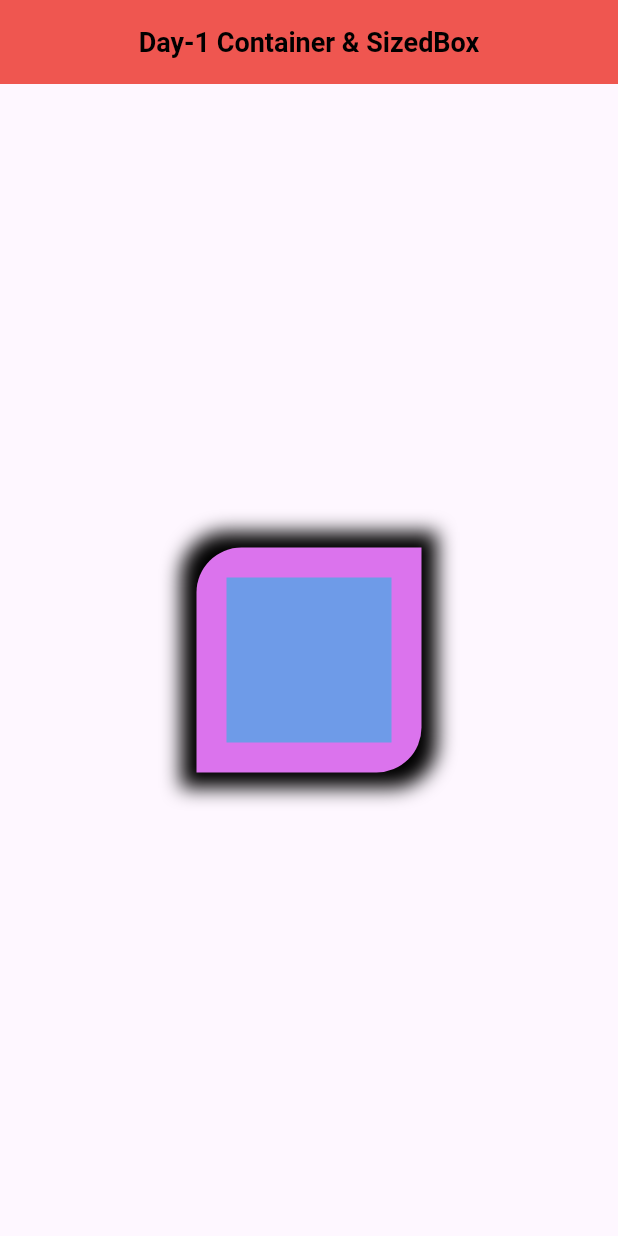
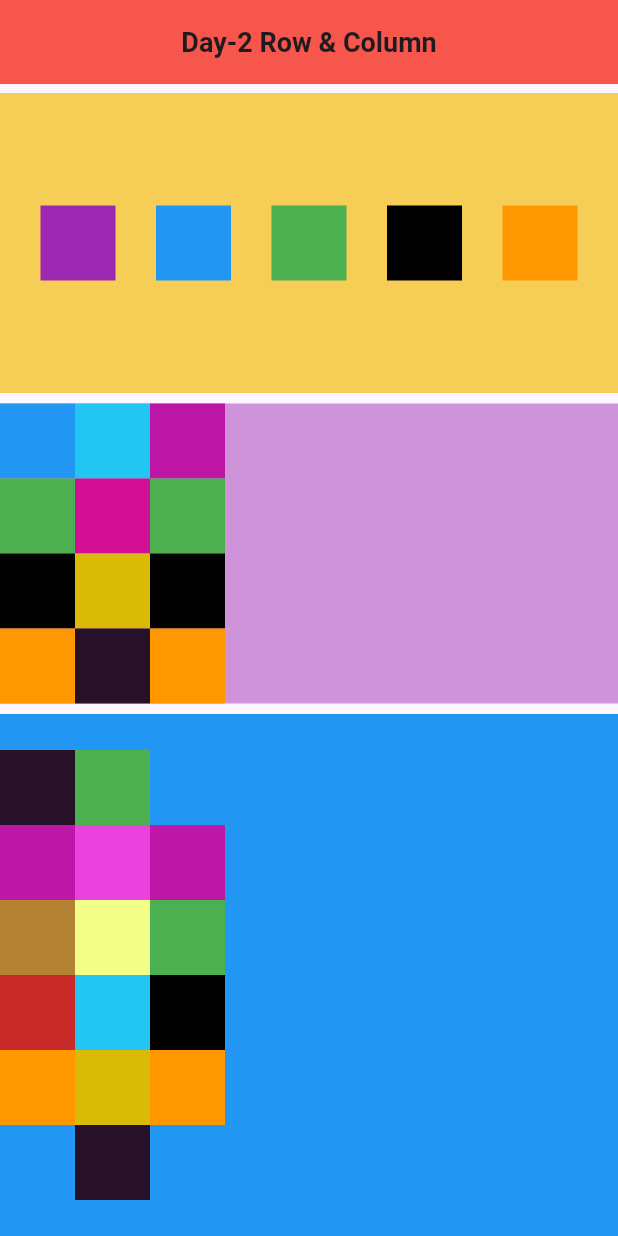
Before and after one commit to Vijay-Mahato/30_days-30_concept, a Flutter app: the screen it shows after launch, on a phone screen of 412 x 824 dp. Run offline on Flutter 3.47's test engine with Material 3 defaults, Android fonts, the phone set to English and light mode, and no system bars.

Commit message:
Day 2 Rows & Columns & Wrap

```diff
--- /dev/null
+++ b/lib/30_days_concepts/day-2.dart
@@ -0,0 +1,233 @@
+import 'package:flutter/material.dart';
+
+class Day2 extends StatelessWidget {
+  const Day2({super.key});
+
+  @override
+  Widget build(BuildContext context) {
+    var x = MediaQuery.of(context).size.width;
+    var y = MediaQuery.of(context).size.height;
+    return Scaffold(
+        appBar: AppBar(
+          centerTitle: true,
+          title: const Text(
+            "Day-2 Row & Column",
+            style: TextStyle(
+              fontSize: 18,
+              fontWeight: FontWeight.bold,
+            ),
+          ),
+          backgroundColor: const Color.fromARGB(255, 246, 86, 75),
+        ),
+        body: Column(children: [
+          Container(
+            margin: const EdgeInsets.only(top: 6),
+            width: x,
+            height: 200,
+            color: const Color.fromARGB(255, 247, 206, 85),
+            child: Row(
+              mainAxisAlignment: MainAxisAlignment.spaceEvenly,
+              crossAxisAlignment: CrossAxisAlignment.center,
+              children: [
+                Container(
+                  height: 50,
+                  width: 50,
+                  color: Colors.purple,
+                ),
+                Container(
+                  height: 50,
+                  width: 50,
+                  color: Colors.blue,
+                ),
+                Container(
+                  height: 50,
+                  width: 50,
+                  color: Colors.green,
+                ),
+                Container(
+                  height: 50,
+                  width: 50,
+                  color: Colors.black,
+                ),
+                Container(
+                  height: 50,
+                  width: 50,
+                  color: Colors.orange,
+                ),
+              ],
+            ),
+          ),
+          Container(
+            margin: const EdgeInsets.only(top: 7),
+            height: 200,
+            width: x,
+            color: Colors.purple[200],
+            child: Wrap(direction: Axis.vertical, children: [
+              Container(
+                height: 50,
+                width: 50,
+                color: Colors.blue,
+              ),
+              Container(
+                height: 50,
+                width: 50,
+                color: Colors.green,
+              ),
+              Container(
+                height: 50,
+                width: 50,
+                color: Colors.black,
+              ),
+              Container(
+                height: 50,
+                width: 50,
+                color: Colors.orange,
+              ),
+              Container(
+                height: 50,
+                width: 50,
+                color: const Color.fromARGB(255, 33, 198, 243),
+              ),
+              Container(
+                height: 50,
+                width: 50,
+                color: const Color.fromARGB(255, 210, 15, 149),
+              ),
+              Container(
+                height: 50,
+                width: 50,
+                color: const Color.fromARGB(255, 217, 186, 7),
+              ),
+              Container(
+                height: 50,
+                width: 50,
+                color: const Color.fromARGB(255, 39, 17, 40),
+              ),
+              Container(
+                height: 50,
+                width: 50,
+                color: const Color.fromARGB(255, 190, 23, 168),
+              ),
+              Container(
+                height: 50,
+                width: 50,
+                color: Colors.green,
+              ),
+              Container(
+                height: 50,
+                width: 50,
+                color: Colors.black,
+              ),
+              Container(
+                height: 50,
+                width: 50,
+                color: Colors.orange,
+              ),
+            ]),
+          ),
+          Expanded(
+            child: Container(
+              margin: const EdgeInsets.only(top: 7),
+              width: x,
+              color: Colors.blue,
+              child: Wrap(
+                direction: Axis.vertical,
+                alignment: WrapAlignment.center,
+
+                // crossAxisAlignment: WrapCrossAlignment.end,
+                // alignment: WrapAlignment.spaceEvenly,
+                // mainAxisAlignment: MainAxisAlignment.spaceBetween,
+                children: [
+                  Container(
+                    height: 50,
+                    width: 50,
+                    color: const Color.fromARGB(255, 39, 17, 40),
+                  ),
+                  Container(
+                    height: 50,
+                    width: 50,
+                    color: const Color.fromARGB(255, 190, 23, 168),
+                  ),
+                  Container(
+                    height: 50,
+                    width: 50,
+                    color: Color.fromARGB(255, 181, 129, 51),
+                  ),
+                  Container(
+                    height: 50,
+                    width: 50,
+                    color: const Color.fromARGB(255, 200, 41, 41),
+                  ),
+                  Container(
+                    height: 50,
+                    width: 50,
+                    color: Colors.orange,
+                  ),
+
+                  Container(
+                    height: 50,
+                    width: 50,
+                    color: Colors.blue,
+                  ),
+                  Container(
+                    height: 50,
+                    width: 50,
+                    color: Colors.green,
+                  ),
+                  Container(
+                    height: 50,
+                    width: 50,
+                    color: Color.fromARGB(255, 233, 66, 221),
+                  ),
+                  Container(
+                    height: 50,
+                    width: 50,
+                    color: Color.fromARGB(255, 241, 255, 137),
+                  ),
+                  Container(
+                    height: 50,
+                    width: 50,
+                    color: const Color.fromARGB(255, 33, 198, 243),
+                  ),
+                  // Container(
+                  //   height: 50,
+                  //   width: 50,
+                  //   color: const Color.fromARGB(255, 210, 15, 149),
+                  // ),
+                  Container(
+                    height: 50,
+                    width: 50,
+                    color: const Color.fromARGB(255, 217, 186, 7),
+                  ),
+                  Container(
+                    height: 50,
+                    width: 50,
+                    color: const Color.fromARGB(255, 39, 17, 40),
+                  ),
+                  Container(
+                    height: 50,
+                    width: 50,
+                    color: const Color.fromARGB(255, 190, 23, 168),
+                  ),
+                  Container(
+                    height: 50,
+                    width: 50,
+                    color: Colors.green,
+                  ),
+                  Container(
+                    height: 50,
+                    width: 50,
+                    color: Colors.black,
+                  ),
+                  Container(
+                    height: 50,
+                    width: 50,
+                    color: Colors.orange,
+                  ),
+                ],
+              ),
+            ),
+          ),
+        ]));
+  }
+}
--- a/lib/main.dart
+++ b/lib/main.dart
@@ -1,6 +1,7 @@
 import 'package:flutter/material.dart';
 
 import '30_days_concepts/day-1.dart';
+import '30_days_concepts/day-2.dart';
 
 void main() {
   runApp(const MyApp());
@@ -18,7 +19,7 @@ class MyApp extends StatelessWidget {
         brightness: Brightness.light,
         primaryColor: const Color.fromARGB(255, 128, 64, 240),
       ),
-      home: Day1(),
+      home: Day2(),
     );
   }
 }
```
